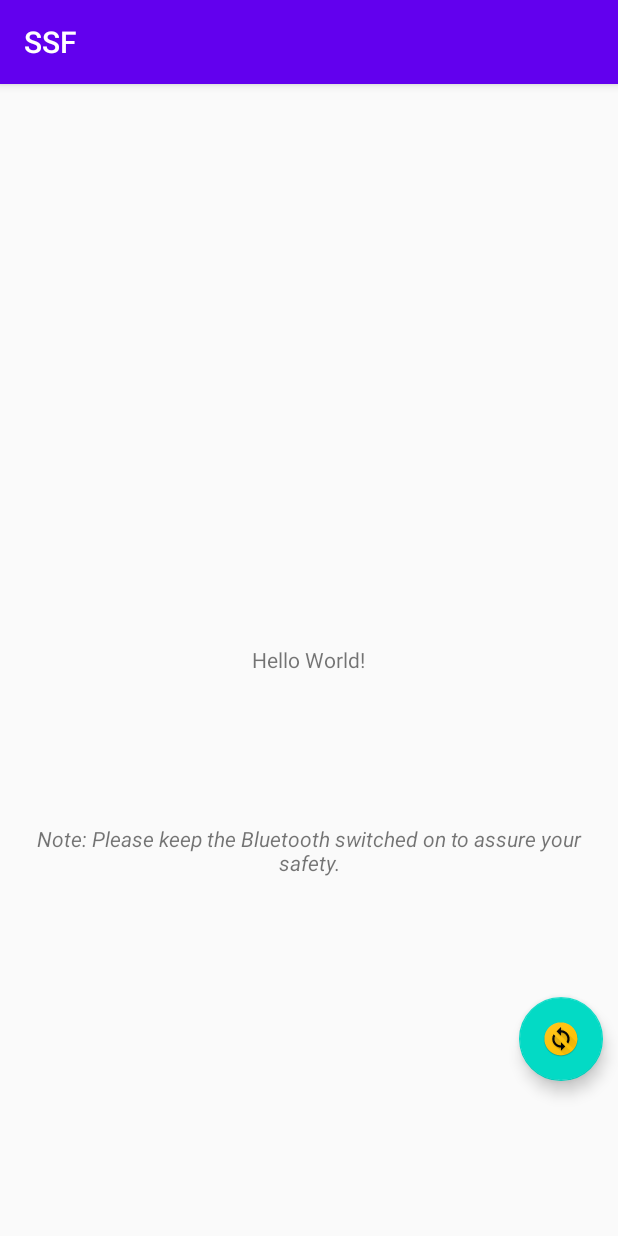
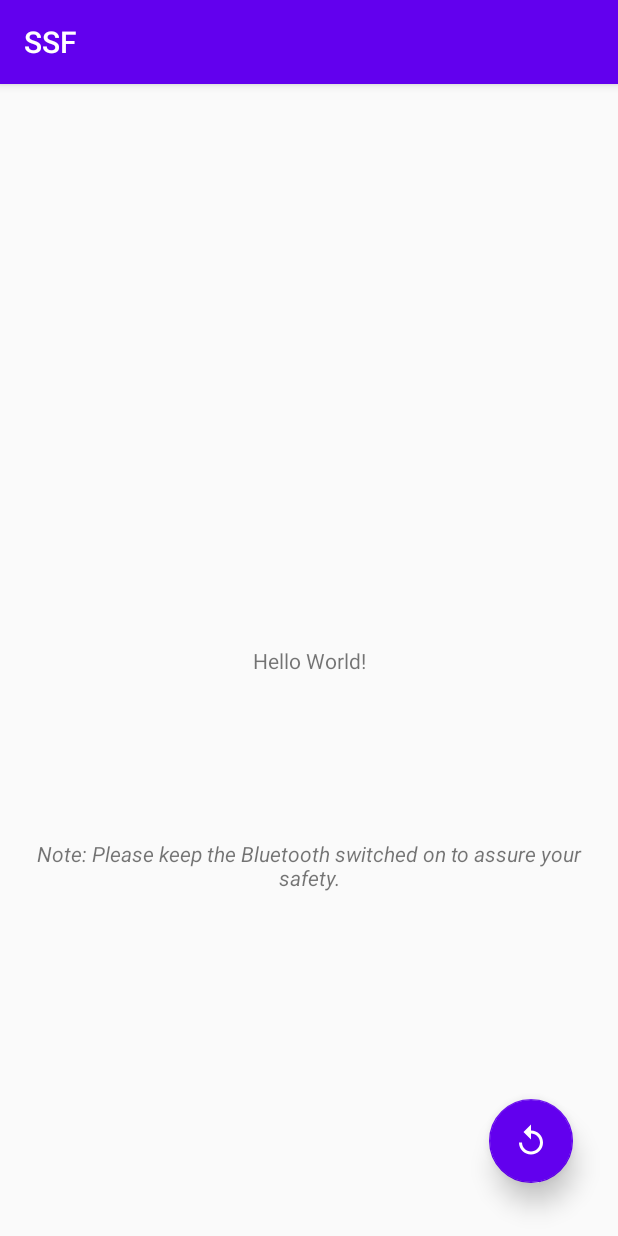
Before and after one commit to iesdevs/ssf-android, an Android app: the screen it shows after launch (MainActivity), on a phone screen of 412 x 824 dp. Run offline under Robolectric (Android 15) with nearby library versions, the phone set to English and light mode, and no system bars.

Commit message:
added fabicon; constrain layout; bluetooth register

```diff
--- a/app/src/main/java/com/zenith/ssf/MainActivity.java
+++ b/app/src/main/java/com/zenith/ssf/MainActivity.java
@@ -1,17 +1,71 @@
 package com.zenith.ssf;
 
+import android.bluetooth.BluetoothAdapter;
+import android.bluetooth.BluetoothDevice;
+import android.content.BroadcastReceiver;
+import android.content.Context;
+import android.content.Intent;
+import android.content.IntentFilter;
 import android.os.Bundle;
 import android.view.View;
+import android.widget.TextView;
+import android.widget.Toast;
+
 import androidx.appcompat.app.AppCompatActivity;
 
 public class MainActivity extends AppCompatActivity {
+
+    private static final int REQUEST_ENABLE_BT = 1;
+    BluetoothAdapter bluetoothAdapter = BluetoothAdapter.getDefaultAdapter();
+    String deviceList = "start => ";
+    TextView devices;
 
     @Override
     protected void onCreate(Bundle savedInstanceState) {
         super.onCreate(savedInstanceState);
         setContentView(R.layout.activity_main);
+        devices = (TextView) findViewById(R.id.level);
+
+        IntentFilter filter = new IntentFilter(BluetoothDevice.ACTION_FOUND);
+        registerReceiver(receiver, filter);
+
     }
 
-    public void Scan(View view) {
+    final BroadcastReceiver receiver = new BroadcastReceiver() {
+        @Override
+        public void onReceive(Context context, Intent intent) {
+
+            String action = intent.getAction();
+
+            if (BluetoothDevice.ACTION_FOUND.equals(action)) {
+                BluetoothDevice device = intent.getParcelableExtra(BluetoothDevice.EXTRA_DEVICE);
+                assert device != null;
+                deviceList += device.getName() + " # " + device.getAddress() + "\n";
+                int rssi = intent.getShortExtra(BluetoothDevice.EXTRA_RSSI, Short.MIN_VALUE);
+                Toast.makeText(getApplicationContext(), "  RSSI: " + rssi + "dBm", Toast.LENGTH_SHORT).show();
+            }
+
+        }
+    };
+
+    public void updateText(View view) {
+        if (bluetoothAdapter == null) {
+            System.out.println("Device not supported :(");
+            finishAndRemoveTask();
+        }
+        if (!bluetoothAdapter.isEnabled()) {
+            Intent enableBtIntent = new Intent(BluetoothAdapter.ACTION_REQUEST_ENABLE);
+            startActivityForResult(enableBtIntent, REQUEST_ENABLE_BT);
+        }
+        bluetoothAdapter.startDiscovery();
+
+        devices.setText(deviceList);
+    }
+
+    @Override
+    protected void onDestroy() {
+        devices.setText(R.string.done);
+        unregisterReceiver(receiver);
+        super.onDestroy();
     }
 }
--- /dev/null
+++ b/app/src/main/res/drawable/ic_baseline_replay_24.xml
@@ -0,0 +1,5 @@
+<vector android:height="24dp" android:tint="#FFFFFF"
+    android:viewportHeight="24" android:viewportWidth="24"
+    android:width="24dp" xmlns:android="http://schemas.android.com/apk/res/android">
+    <path android:fillColor="@android:color/white" android:pathData="M12,5V1L7,6l5,5V7c3.31,0 6,2.69 6,6s-2.69,6 -6,6 -6,-2.69 -6,-6H4c0,4.42 3.58,8 8,8s8,-3.58 8,-8 -3.58,-8 -8,-8z"/>
+</vector>
--- a/app/src/main/res/layout/activity_main.xml
+++ b/app/src/main/res/layout/activity_main.xml
@@ -1,11 +1,11 @@
 <?xml version="1.0" encoding="utf-8"?>
-<RelativeLayout xmlns:android="http://schemas.android.com/apk/res/android"
+<androidx.constraintlayout.widget.ConstraintLayout xmlns:android="http://schemas.android.com/apk/res/android"
     xmlns:app="http://schemas.android.com/apk/res-auto"
     xmlns:tools="http://schemas.android.com/tools"
     android:layout_width="match_parent"
     android:layout_height="match_parent"
+    android:layout_centerHorizontal="true"
     android:layout_centerVertical="true"
-    android:layout_centerHorizontal="true"
     tools:context=".MainActivity">
 
 
@@ -13,35 +13,42 @@
         android:id="@+id/level"
         android:layout_width="wrap_content"
         android:layout_height="wrap_content"
+        android:layout_centerInParent="true"
         android:text="Hello World!"
-        android:layout_centerInParent="true"
-        tools:layout_editor_absoluteX="168dp"
-        tools:layout_editor_absoluteY="356dp" />
+        app:layout_constraintBottom_toBottomOf="parent"
+        app:layout_constraintEnd_toEndOf="parent"
+        app:layout_constraintStart_toStartOf="parent"
+        app:layout_constraintTop_toTopOf="parent" />
 
     <TextView
         android:id="@+id/note"
         android:layout_width="wrap_content"
         android:layout_height="wrap_content"
         android:layout_below="@id/level"
-        android:layout_marginTop="80dp"
+        android:layout_marginTop="89dp"
         android:padding="20dp"
         android:text="@string/note"
         android:textAlignment="center"
-        android:textStyle="italic" />
+        android:textStyle="italic"
+        app:layout_constraintBottom_toTopOf="@+id/floatingActionButton"
+        app:layout_constraintEnd_toEndOf="parent"
+        app:layout_constraintHorizontal_bias="0.0"
+        app:layout_constraintStart_toStartOf="parent"
+        app:layout_constraintTop_toBottomOf="@+id/level"
+        app:layout_constraintVertical_bias="0.0" />
 
     <com.google.android.material.floatingactionbutton.FloatingActionButton
-        android:id="@+id/fab"
+        android:id="@+id/floatingActionButton"
         android:layout_width="wrap_content"
         android:layout_height="wrap_content"
-        android:layout_below="@id/note"
-        android:layout_marginTop="60dp"
-        android:layout_alignParentEnd="true"
-        android:layout_marginEnd="10dp"
-        android:clickable="true"
-        android:focusable="true"
-        android:onClick="Scan"
-        android:contentDescription="@string/scan"
-        android:src="@mipmap/fab" />
+        android:layout_marginEnd="30dp"
+        android:layout_marginBottom="35dp"
+        android:elevation="10dp"
+        android:src="@drawable/ic_baseline_replay_24"
+        app:backgroundTint="@color/colorPrimary"
+        app:elevation="10dp"
+        android:onClick="updateText"
+        app:layout_constraintBottom_toBottomOf="parent"
+        app:layout_constraintEnd_toEndOf="parent" />
 
-
-</RelativeLayout>
+</androidx.constraintlayout.widget.ConstraintLayout>
--- a/app/src/main/res/values/strings.xml
+++ b/app/src/main/res/values/strings.xml
@@ -2,4 +2,5 @@
     <string name="app_name">SSF</string>
     <string name="note">Note: Please keep the Bluetooth switched on to assure your safety.</string>
     <string name="scan">scan</string>
+    <string name="done">Done</string>
 </resources>
```
